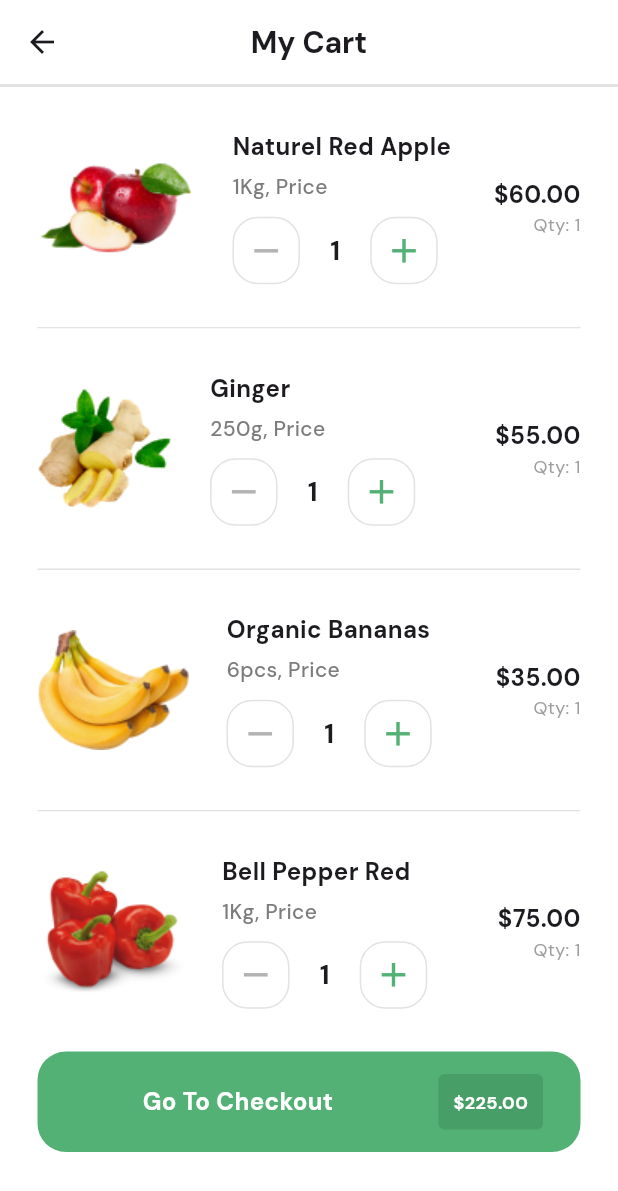
After one commit to Pranav-407/grocery_app_ui, a Flutter app: the CartScreen screen opened directly, on a phone screen of 412 x 824 dp. The commit adds this screen. Shown: the top 1191 px of the screen. Run offline on Flutter 3.47's test engine with Material 3 defaults, Android fonts, the phone set to English and light mode, and no system bars; our stand-ins replace flutter_svg, google_fonts, persistent_bottom_nav_bar_v2.

Commit message:
Cart Screen Completed with full fuctionality

```diff
--- /dev/null
+++ b/lib/views/cart_screen.dart
@@ -0,0 +1,269 @@
+import 'package:flutter/material.dart';
+import 'package:google_fonts/google_fonts.dart';
+import 'package:grocery_app_ui/widgets/constants.dart';
+
+class CartScreen extends StatefulWidget {
+  const CartScreen({super.key});
+
+  @override
+  State<CartScreen> createState() => _CartScreenState();
+}
+
+class _CartScreenState extends State<CartScreen> {
+  // Quantity map to track individual item quantities
+  Map<int, int> itemQuantities = {};
+
+  // Calculate total price for an item
+  double calculateItemTotal(int index) {
+    // Remove '$' and convert to double
+    double price = double.parse(myCart[index]['price'].substring(1));
+    int quantity = itemQuantities[index] ?? 1;
+    return price * quantity;
+  }
+
+  // Calculate overall cart total
+  double calculateCartTotal() {
+    return myCart.asMap().entries.map((entry) {
+      return calculateItemTotal(entry.key);
+    }).reduce((a, b) => a + b);
+  }
+
+  @override
+  void initState() {
+    super.initState();
+    // Initialize quantities to 1 for each item
+    itemQuantities = { for (var index in Iterable.generate(myCart.length)) index : 1 };
+  }
+
+  int getItemQuantity(int index) {
+    return itemQuantities[index] ?? 1;
+  }
+
+  @override
+  Widget build(BuildContext context) {
+    return Scaffold(
+        backgroundColor: Colors.white,
+        appBar: AppBar(
+          backgroundColor: Colors.white,
+          centerTitle: true,
+          title: Text(
+            "My Cart",
+            style: GoogleFonts.dmSans(
+              fontSize: 20,
+              fontWeight: FontWeight.w700,
+            ),
+          ),
+        ),
+        body: SingleChildScrollView(
+          child: Column(
+            children: [
+              Container(
+                height: 2,
+                color: Color.fromRGBO(226, 226, 226, 1),
+              ),
+              Padding(
+                padding: const EdgeInsets.symmetric(horizontal: 25.0),
+                child: ListView.separated(
+                  physics: NeverScrollableScrollPhysics(),
+                  shrinkWrap: true,
+                  itemBuilder: (context, index) {
+                    return Container(
+                      height: 160,
+                      color: Colors.white,
+                      child: Row(
+                        children: [
+                          Image.asset(myCart[index]['image']),
+                          SizedBox(width: 25),
+                          Expanded(
+                            child: Row(
+                              children: [
+                                Column(
+                                  mainAxisAlignment: MainAxisAlignment.center,
+                                  crossAxisAlignment: CrossAxisAlignment.start,
+                                  children: [
+                                    Text(
+                                      myCart[index]['title'],
+                                      style: GoogleFonts.dmSans(
+                                        fontSize: 16,
+                                        fontWeight: FontWeight.w700,
+                                      ),
+                                    ),
+                                    SizedBox(height: 5),
+                                    Text(
+                                      myCart[index]['subTitle'],
+                                      style: GoogleFonts.dmSans(
+                                        fontSize: 14,
+                                        fontWeight: FontWeight.w500,
+                                        color: Color.fromRGBO(124, 124, 124, 1),
+                                      ),
+                                    ),
+                                    SizedBox(height: 10),
+                                    Row(
+                                      children: [
+                                        GestureDetector(
+                                          onTap: () {
+                                            setState(() {
+                                              // Prevent quantity from going below 1
+                                              itemQuantities[index] =
+                                                  (itemQuantities[index]! > 1)
+                                                      ? itemQuantities[index]! -
+                                                          1
+                                                      : 1;
+                                            });
+                                          },
+                                          child: Container(
+                                            height: 45,
+                                            width: 45,
+                                            decoration: BoxDecoration(
+                                              borderRadius:
+                                                  BorderRadius.circular(17),
+                                              border: Border.all(
+                                                color: Color.fromRGBO(
+                                                    226, 226, 226, 1),
+                                              ),
+                                            ),
+                                            child: Icon(
+                                              Icons.remove,
+                                              color: Color.fromRGBO(
+                                                  179, 179, 179, 1),
+                                              size: 27,
+                                            ),
+                                          ),
+                                        ),
+                                        SizedBox(width: 20),
+                                        Center(
+                                          child: Text(
+                                            "${getItemQuantity(index)}",
+                                            style: GoogleFonts.dmSans(
+                                              fontSize: 18,
+                                              fontWeight: FontWeight.w700,
+                                            ),
+                                          ),
+                                        ),
+                                        SizedBox(width: 20),
+                                        GestureDetector(
+                                          onTap: () {
+                                            setState(() {
+                                              // Increment quantity
+                                              itemQuantities[index] =
+                                                  (itemQuantities[index] ?? 1) +
+                                                      1;
+                                            });
+                                          },
+                                          child: Container(
+                                            height: 45,
+                                            width: 45,
+                                            decoration: BoxDecoration(
+                                              borderRadius:
+                                                  BorderRadius.circular(17),
+                                              border: Border.all(
+                                                color: Color.fromRGBO(
+                                                    226, 226, 226, 1),
+                                              ),
+                                            ),
+                                            child: Icon(
+                                              Icons.add,
+                                              color: Color.fromRGBO(
+                                                  83, 177, 117, 1),
+                                              size: 27,
+                                            ),
+                                          ),
+                                        ),
+                                      ],
+                                    ),
+                                  ],
+                                ),
+                                Spacer(),
+                                Column(
+                                  mainAxisAlignment: MainAxisAlignment.center,
+                                  crossAxisAlignment: CrossAxisAlignment.end,
+                                  children: [
+                                    Text(
+                                      "\$${calculateItemTotal(index).toStringAsFixed(2)}",
+                                      style: GoogleFonts.dmSans(
+                                        fontSize: 16,
+                                        fontWeight: FontWeight.w700,
+                                      ),
+                                    ),
+                                    Text(
+                                      "Qty: ${getItemQuantity(index)}",
+                                      style: GoogleFonts.dmSans(
+                                        fontSize: 12,
+                                        color: Colors.grey,
+                                      ),
+                                    )
+                                  ],
+                                ),
+                              ],
+                            ),
+                          )
+                        ],
+                      ),
+                    );
+                  },
+                  separatorBuilder: (context, index) {
+                    return Container(
+                      height: 1,
+                      color: Color.fromRGBO(226, 226, 226, 1),
+                    );
+                  },
+                  itemCount: myCart.length,
+                ),
+              ),
+              Padding(
+                padding:
+                    const EdgeInsets.symmetric(horizontal: 25.0),
+                child: Column(
+                  children: [
+                    Container(
+                      height: 67,
+                      decoration: BoxDecoration(
+                        borderRadius: BorderRadius.circular(19),
+                        color: Color.fromRGBO(83, 177, 117, 1),
+                      ),
+                      child: Padding(
+                        padding: const EdgeInsets.symmetric(horizontal: 25.0),
+                        child: Row(
+                          // mainAxisAlignment: MainAxisAlignment.spaceEvenly,
+                          children: [
+                            SizedBox(width: 45,),
+                            Center(
+                              child: Text(
+                                "Go To Checkout",
+                                style: GoogleFonts.dmSans(
+                                    fontSize: 16,
+                                    fontWeight: FontWeight.w700,
+                                    color: Colors.white),
+                              ),
+                            ),
+                            Spacer(),
+                            Container(
+                              margin: EdgeInsets.symmetric(vertical: 15),
+                              padding: EdgeInsets.symmetric(horizontal: 10),
+
+                              decoration: BoxDecoration(
+                                borderRadius: BorderRadius.circular(4),
+                                color: Color.fromRGBO(72, 158, 103, 1)
+                              ),
+                              child: Center(
+                                child: Text(
+                                  "\$${calculateCartTotal().toStringAsFixed(2)}",
+                                  style: GoogleFonts.dmSans(
+                                    fontSize: 12,
+                                    fontWeight: FontWeight.w700,
+                                    color: Colors.white),
+                                ),
+                              ),
+                            )
+                          ],
+                        ),
+                      ),
+                    ),
+                  ],
+                ),
+              )
+            ],
+          ),
+        ));
+  }
+}
--- a/lib/widgets/constants.dart
+++ b/lib/widgets/constants.dart
@@ -212,3 +212,30 @@ List favourite = [
     "price": "₹65.00",
   }
 ];
+
+List myCart = [
+  {
+    "image": "assets/images/apple.png",
+    "title": "Naturel Red Apple",
+    "subTitle": "1Kg, Price",
+    "price": "₹60.00",
+  },
+  {
+    "image": "assets/images/ginger.png",
+    "title": "Ginger",
+    "subTitle": "250g, Price",
+    "price": "₹55.00",
+  },
+  {
+    "image": "assets/images/banana.png",
+    "title": "Organic Bananas",
+    "subTitle": "6pcs, Price",
+    "price": "₹35.00",
+  },
+  {
+    "image": "assets/images/bell_pepper_red.png",
+    "title": "Bell Pepper Red",
+    "subTitle": "1Kg, Price",
+    "price": "₹75.00",
+  }
+];
--- a/lib/widgets/custom_bottom_nav_bar.dart
+++ b/lib/widgets/custom_bottom_nav_bar.dart
@@ -1,6 +1,7 @@
 import 'package:flutter/material.dart';
 import 'package:flutter_svg/flutter_svg.dart';
 import 'package:google_fonts/google_fonts.dart';
+import 'package:grocery_app_ui/views/cart_screen.dart';
 import 'package:grocery_app_ui/views/explore_screen.dart';
 import 'package:grocery_app_ui/views/favourites_screen.dart';
 import 'package:grocery_app_ui/views/home_screen.dart';
@@ -20,7 +21,7 @@ class _BottomNavBarScreenState extends State<BottomNavBarScreen> {
   final List<Widget> _screens = [
     HomeScreen(),
     ExploreScreen(),
-    HomeScreen(),
+    CartScreen(),
     FavouritesScreen()
   ];
 
```
